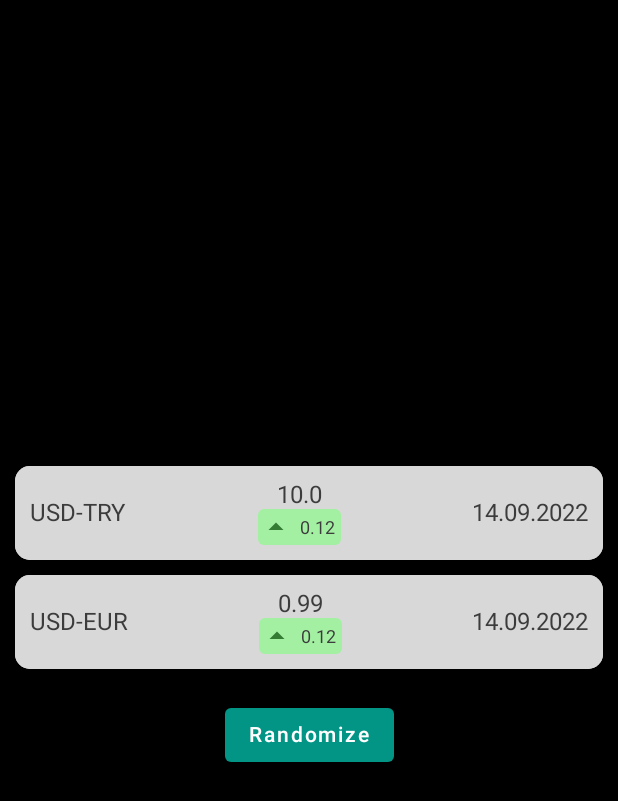
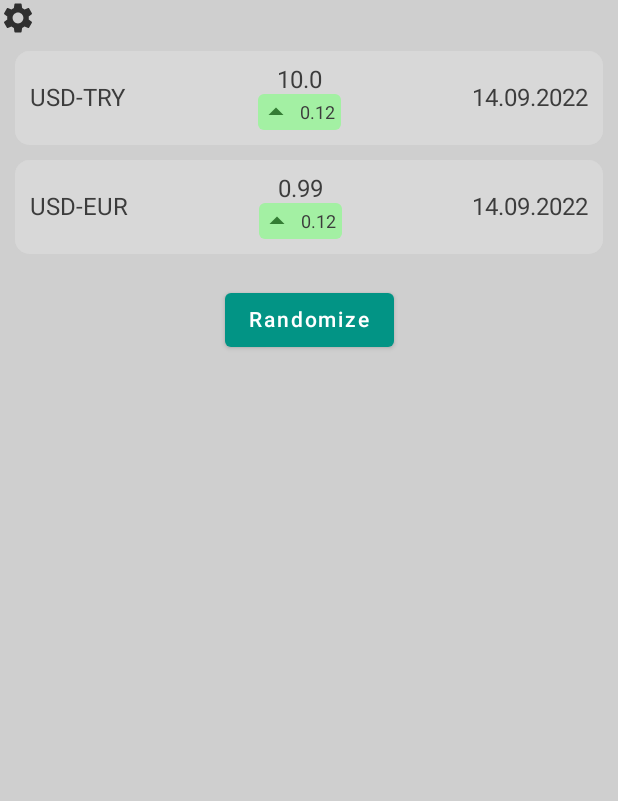
Before and after one commit to tarikyasar/android-curmin, an Android app built with Jetpack Compose: the screen it shows after launch (MainActivity), on a phone screen of 412 x 824 dp. Shown: the top 801 px of the screen. Run offline under Robolectric (Android 15) with nearby library versions, the phone set to English and light mode, and no system bars; our stand-ins replace Dagger/Hilt's generated code.

Commit message:
Create settings dialog

```diff
--- a/app/src/main/java/com/tarikyasar/curmin/presentation/MainActivity.kt
+++ b/app/src/main/java/com/tarikyasar/curmin/presentation/MainActivity.kt
@@ -3,19 +3,20 @@ package com.tarikyasar.curmin.presentation
 import android.os.Bundle
 import androidx.activity.ComponentActivity
 import androidx.activity.compose.setContent
+import androidx.compose.foundation.clickable
 import androidx.compose.foundation.layout.*
-import androidx.compose.material.Button
-import androidx.compose.material.Surface
-import androidx.compose.material.Text
+import androidx.compose.material.*
 import androidx.compose.runtime.getValue
 import androidx.compose.runtime.mutableStateOf
 import androidx.compose.runtime.remember
 import androidx.compose.runtime.setValue
 import androidx.compose.ui.Alignment
 import androidx.compose.ui.Modifier
-import androidx.compose.ui.graphics.Color
+import androidx.compose.ui.res.painterResource
 import androidx.compose.ui.unit.dp
+import com.tarikyasar.curmin.R
 import com.tarikyasar.curmin.presentation.currency_watchlist_item.CurrencyWatchlistItem
+import com.tarikyasar.curmin.presentation.settings_dialog.SettingsDialog
 import com.tarikyasar.curmin.presentation.ui.theme.CurminTheme
 import dagger.hilt.android.AndroidEntryPoint
 import kotlin.math.roundToInt
@@ -30,11 +31,29 @@ class MainActivity : ComponentActivity() {
             CurminTheme {
                 var changeValue1 by remember { mutableStateOf(Random.nextDouble(-0.25, 0.25)) }
                 var changeValue2 by remember { mutableStateOf(Random.nextDouble(-0.25, 0.25)) }
+                var showSettingsDialog by remember { mutableStateOf(false) }
 
                 Surface(
                     modifier = Modifier.fillMaxSize(),
-                    color = Color.Black,
+                    color = MaterialTheme.colors.background,
                 ) {
+                    Box {
+                        Column(
+                            modifier = Modifier.fillMaxSize()
+                        ) {
+                            Row(
+                                horizontalArrangement = Arrangement.End
+                            ) {
+                                Icon(
+                                    painter = painterResource(id = R.drawable.ic_settings),
+                                    contentDescription = null,
+                                    tint = MaterialTheme.colors.onBackground,
+                                    modifier = Modifier.clickable {
+                                        showSettingsDialog = true
+                                    }
+                                )
+                            }
+
                             Column(
                                 verticalArrangement = Arrangement.Center,
                                 horizontalAlignment = Alignment.CenterHorizontally,
@@ -71,7 +90,15 @@ class MainActivity : ComponentActivity() {
                                 )
                             }
                         }
+
+                        SettingsDialog(
+                            openSettingsDialog = showSettingsDialog,
+                            onDismissRequest = { showSettingsDialog = false }
+                        )
+                    }
+
                 }
             }
         }
     }
+}
--- /dev/null
+++ b/app/src/main/java/com/tarikyasar/curmin/presentation/settings_dialog/SettingsDialogState.kt
@@ -0,0 +1 @@
+package com.tarikyasar.curmin.presentation.settings_dialog
--- /dev/null
+++ b/app/src/main/java/com/tarikyasar/curmin/presentation/settings_dialog/SettingsDialogViewModel.kt
@@ -0,0 +1 @@
+package com.tarikyasar.curmin.presentation.settings_dialog
--- a/app/src/main/java/com/tarikyasar/curmin/presentation/ui/theme/Color.kt
+++ b/app/src/main/java/com/tarikyasar/curmin/presentation/ui/theme/Color.kt
@@ -2,6 +2,8 @@ package com.tarikyasar.curmin.presentation.ui.theme
 
 import androidx.compose.ui.graphics.Color
 
+val BackgroundColorDark = Color(0xFF303030)
+val BackgroundColorLight = Color(0xFFCFCFCF)
 val PrimaryColor = Color(0xFF029485)
 val PrimaryColorVariant = Color(0xFF0BE2CC)
 val SecondaryColor = Color(0xFFF35321)
--- a/app/src/main/java/com/tarikyasar/curmin/presentation/ui/theme/Theme.kt
+++ b/app/src/main/java/com/tarikyasar/curmin/presentation/ui/theme/Theme.kt
@@ -12,11 +12,11 @@ private val DarkColorPalette = darkColors(
     primaryVariant = PrimaryColorVariant,
     secondary = SecondaryColor,
     secondaryVariant = SecondaryColorVariant,
-    background = Color.Black,
+    background = BackgroundColorDark,
     surface = SurfaceColorDark,
     onPrimary = Color.Black,
     onSecondary = Color.Black,
-    onBackground = Color.Black,
+    onBackground = BackgroundColorLight,
     onSurface = OnSurfaceColorDark
 )
 
@@ -25,11 +25,11 @@ private val LightColorPalette = lightColors(
     primaryVariant = PrimaryColorVariant,
     secondary = SecondaryColor,
     secondaryVariant = SecondaryColorVariant,
-    background = Color.White,
+    background = BackgroundColorLight,
     surface = SurfaceColorLight,
     onPrimary = Color.White,
     onSecondary = Color.Black,
-    onBackground = Color.White,
+    onBackground = BackgroundColorDark,
     onSurface = OnSurfaceColorLight
 )
 
--- /dev/null
+++ b/app/src/main/res/drawable/ic_close.xml
@@ -0,0 +1,5 @@
+<vector android:height="24dp" android:tint="#FFFFFF"
+    android:viewportHeight="24" android:viewportWidth="24"
+    android:width="24dp" xmlns:android="http://schemas.android.com/apk/res/android">
+    <path android:fillColor="@android:color/white" android:pathData="M19,6.41L17.59,5 12,10.59 6.41,5 5,6.41 10.59,12 5,17.59 6.41,19 12,13.41 17.59,19 19,17.59 13.41,12z"/>
+</vector>
--- /dev/null
+++ b/app/src/main/res/drawable/ic_settings.xml
@@ -0,0 +1,5 @@
+<vector android:height="24dp" android:tint="#FFFFFF"
+    android:viewportHeight="24" android:viewportWidth="24"
+    android:width="24dp" xmlns:android="http://schemas.android.com/apk/res/android">
+    <path android:fillColor="@android:color/white" android:pathData="M19.14,12.94c0.04,-0.3 0.06,-0.61 0.06,-0.94c0,-0.32 -0.02,-0.64 -0.07,-0.94l2.03,-1.58c0.18,-0.14 0.23,-0.41 0.12,-0.61l-1.92,-3.32c-0.12,-0.22 -0.37,-0.29 -0.59,-0.22l-2.39,0.96c-0.5,-0.38 -1.03,-0.7 -1.62,-0.94L14.4,2.81c-0.04,-0.24 -0.24,-0.41 -0.48,-0.41h-3.84c-0.24,0 -0.43,0.17 -0.47,0.41L9.25,5.35C8.66,5.59 8.12,5.92 7.63,6.29L5.24,5.33c-0.22,-0.08 -0.47,0 -0.59,0.22L2.74,8.87C2.62,9.08 2.66,9.34 2.86,9.48l2.03,1.58C4.84,11.36 4.8,11.69 4.8,12s0.02,0.64 0.07,0.94l-2.03,1.58c-0.18,0.14 -0.23,0.41 -0.12,0.61l1.92,3.32c0.12,0.22 0.37,0.29 0.59,0.22l2.39,-0.96c0.5,0.38 1.03,0.7 1.62,0.94l0.36,2.54c0.05,0.24 0.24,0.41 0.48,0.41h3.84c0.24,0 0.44,-0.17 0.47,-0.41l0.36,-2.54c0.59,-0.24 1.13,-0.56 1.62,-0.94l2.39,0.96c0.22,0.08 0.47,0 0.59,-0.22l1.92,-3.32c0.12,-0.22 0.07,-0.47 -0.12,-0.61L19.14,12.94zM12,15.6c-1.98,0 -3.6,-1.62 -3.6,-3.6s1.62,-3.6 3.6,-3.6s3.6,1.62 3.6,3.6S13.98,15.6 12,15.6z"/>
+</vector>
--- a/app/src/main/res/values/colors.xml
+++ b/app/src/main/res/values/colors.xml
@@ -1,10 +1,6 @@
 <?xml version="1.0" encoding="utf-8"?>
 <resources>
-    <color name="purple_200">#FFBB86FC</color>
-    <color name="purple_500">#FF6200EE</color>
-    <color name="purple_700">#FF3700B3</color>
-    <color name="teal_200">#FF03DAC5</color>
-    <color name="teal_700">#FF018786</color>
     <color name="black">#FF000000</color>
     <color name="white">#FFFFFFFF</color>
+    <color name="background_color">#FF303030</color>
 </resources>
--- a/app/src/main/res/values/themes.xml
+++ b/app/src/main/res/values/themes.xml
@@ -1,7 +1,6 @@
 <?xml version="1.0" encoding="utf-8"?>
 <resources>
-
     <style name="Theme.Curmin" parent="android:Theme.Material.Light.NoActionBar">
-        <item name="android:statusBarColor">@color/black</item>
+        <item name="android:statusBarColor">@color/background_color</item>
     </style>
 </resources>
```
Also changed, not shown: app/src/main/java/com/tarikyasar/curmin/presentation/composable/Dialog.kt (added, +55 -0 lines), app/src/main/java/com/tarikyasar/curmin/presentation/composable/Dropdown.kt (added, +87 -0 lines), app/src/main/java/com/tarikyasar/curmin/presentation/currency_symbol_list/CurrencySymbolListDropDown.kt (+7 -81 lines), app/src/main/java/com/tarikyasar/curmin/presentation/settings_dialog/SettingsDialog.kt (added, +101 -0 lines), app/src/main/java/com/tarikyasar/curmin/presentation/settings_dialog/model/Themes.kt (added, +15 -0 lines). Lines whose indentation alone changed are shown as unchanged.
